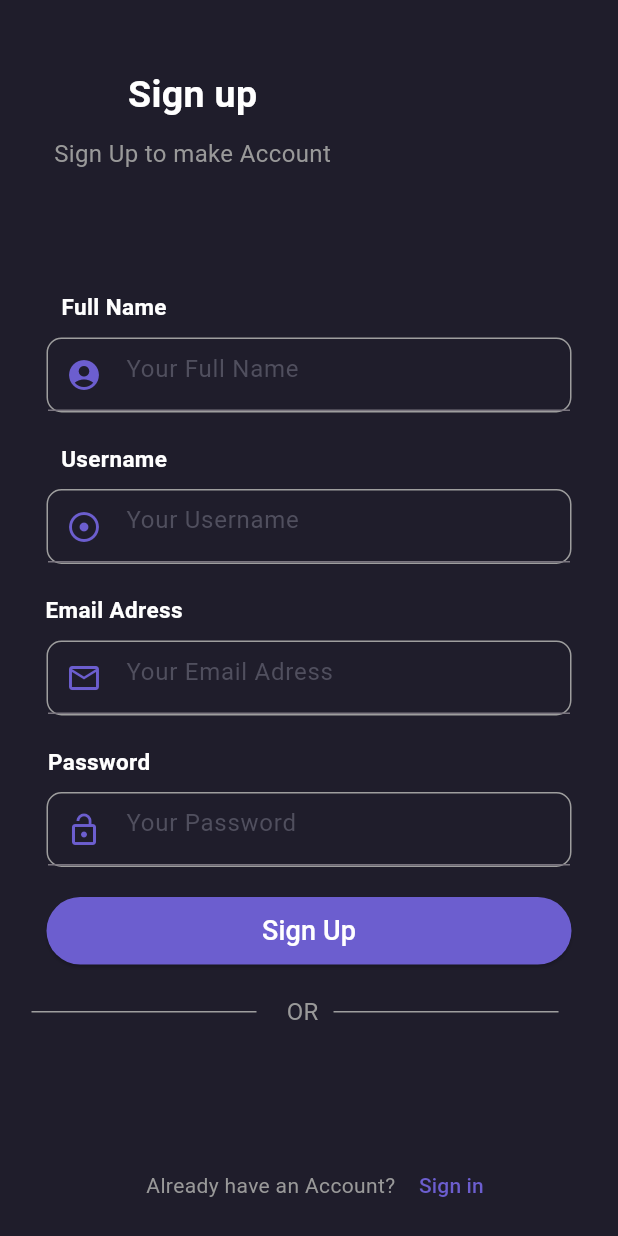
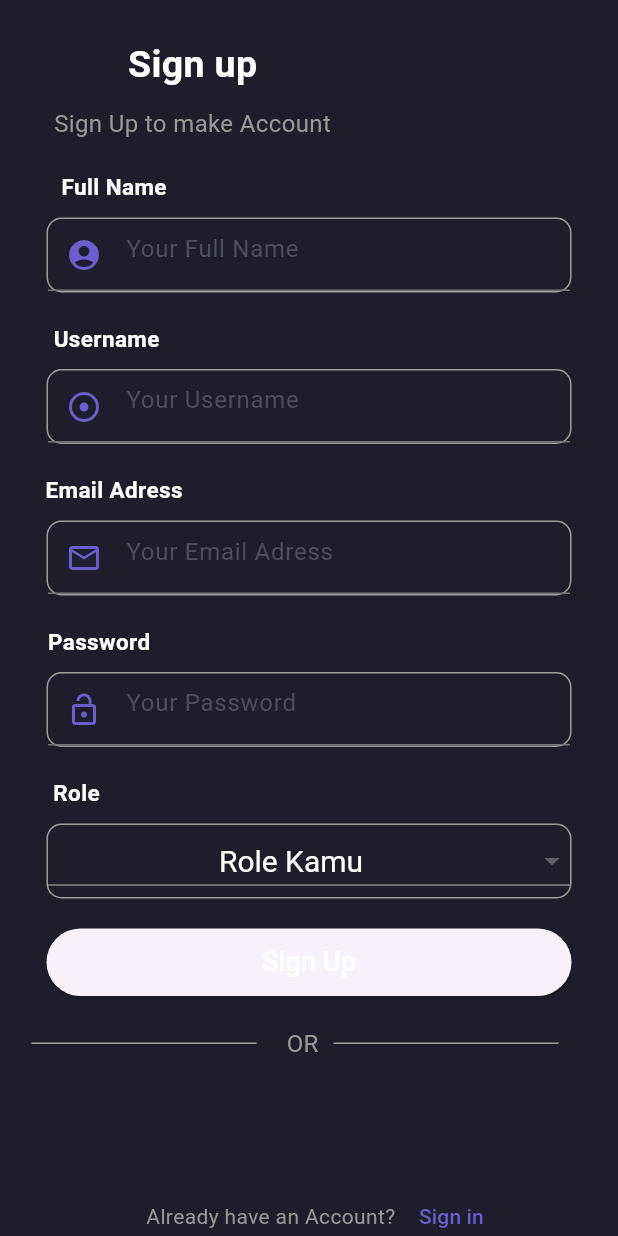
Before and after one commit to MickyPutraVieddy/Retail_Shoes, a Flutter app: the daftarscreen screen opened by its route, on a phone screen of 412 x 824 dp. Run offline on Flutter 3.47's test engine with Material 3 defaults, Android fonts, the phone set to English and light mode, and no system bars; our stand-ins replace carousel_slider, cloud_firestore, curved_navigation_bar, firebase_auth, firebase_core, flutter_svg and 4 more; missing offline and left inert: flutter_barcode_scanner; accounts and stored records are empty; network calls fail.

```diff
--- a/retail_shoes/lib/models/screen/authentication/authentation.dart
+++ b/retail_shoes/lib/models/screen/authentication/authentation.dart
@@ -23,6 +23,10 @@ class AuthenticationController extends GetxController {
   TextEditingController passwordControllerSignup = TextEditingController();
   TextEditingController usernameController = TextEditingController();
   TextEditingController fullnameController = TextEditingController();
+
+// ini untuk bypass data semisal ada valuenya mengggunakan RX
+
+  RxString selectedRole = RxString("");
 
   var daftar = Get.find<daftarscreen>;
 
@@ -128,9 +132,12 @@ class AuthenticationController extends GetxController {
           'email': email,
           'photoUrl': '',
           'userName': userName,
-          'uid': userCredential.user!.uid
+          'uid': userCredential.user!.uid,
+          'role': selectedRole.value
         });
       }
+
+      print("Datanya terdaftar $userCredential");
 
       Get.toNamed('/page2');
       // ini method untuk texteditingcontroller ketika inputanya sesuah login
@@ -218,6 +225,12 @@ class AuthenticationController extends GetxController {
         // Handle accordingly (e.g., show a generic error message)
       }
     }
+
+    // ini buat login Seller
+    try {
+      CollectionReference loginSeller =
+          FirebaseFirestore.instance.collection('loginSeller');
+    } catch (error) {}
   }
 
 // ini untuk fungsi logoutnya
--- a/retail_shoes/lib/models/screen/loginscreen/daftarscreen.dart
+++ b/retail_shoes/lib/models/screen/loginscreen/daftarscreen.dart
@@ -2,6 +2,7 @@ import 'package:flutter/material.dart';
 import 'package:retail_shoes/models/colour/colour.dart';
 import 'package:get/get.dart';
 import 'package:retail_shoes/models/screen/authentication/authentation.dart';
+import 'package:retail_shoes/models/screen/dashboard/dashboard.dart';
 
 class daftarscreen extends StatefulWidget {
   const daftarscreen({super.key});
@@ -11,11 +12,23 @@ class daftarscreen extends StatefulWidget {
 }
 
 class _daftarscreenState extends State<daftarscreen> {
+  // lalu membypass nya di sini tinggal pilih RXnya
   final authC = Get.find<AuthenticationController>();
+  // untuk bypass datanya menggunakan rx
+  final roleData = Get.find<homebody>();
   // membuat visible
   var _isvisible = true;
   // membuat obscure text
   var _obscure = false;
+
+  // untuk default dropdown
+  List<String> valueDropdown = [
+    'User',
+    'Seller',
+  ];
+
+  String? selected;
+
   @override
   Widget build(BuildContext context) {
     // final Textedit = TextEditingController();
@@ -34,7 +47,7 @@ class _daftarscreenState extends State<daftarscreen> {
         child: Column(
           children: [
             SizedBox(
-              height: 45,
+              height: 25,
             ),
             Container(
               padding: EdgeInsets.only(
@@ -65,7 +78,7 @@ class _daftarscreenState extends State<daftarscreen> {
               ]),
             ),
             SizedBox(
-              height: 80,
+              height: 20,
             ),
             Padding(
               padding: const EdgeInsets.only(right: 260),
@@ -104,7 +117,7 @@ class _daftarscreenState extends State<daftarscreen> {
               height: 20,
             ),
             Padding(
-              padding: const EdgeInsets.only(right: 260),
+              padding: const EdgeInsets.only(right: 270),
               child: Text(
                 "Username",
                 style: TextStyle(
@@ -226,14 +239,69 @@ class _daftarscreenState extends State<daftarscreen> {
             SizedBox(
               height: 20,
             ),
+            Padding(
+              padding: const EdgeInsets.only(right: 310),
+              child: Text(
+                "Role",
+                style: TextStyle(
+                    fontWeight: FontWeight.bold,
+                    fontSize: 15,
+                    color: Colors.white),
+              ),
+            ),
+            SizedBox(
+              height: 10,
+            ),
+            Center(
+                child: Container(
+              // alignment: Alignment.center,
+              decoration: BoxDecoration(
+                  borderRadius: BorderRadius.circular(10),
+                  border: Border.all(width: 1, color: Colors.grey)),
+              height: 50,
+              width: 350,
+              child: DropdownButton(
+                style: TextStyle(color: Colors.black),
+                isExpanded: true,
+                alignment: Alignment.center,
+                hint: Text(
+                  "Role Kamu",
+                  style: TextStyle(fontSize: 20, color: Colors.white),
+                ),
+                value: selected,
+                items: valueDropdown.map((value) {
+                  return DropdownMenuItem(
+                    alignment: Alignment.center,
+                    child: Text(value,
+                        style: TextStyle(
+                          fontSize: 20,
+                          color: value == selected
+                              ? Colors.white // Selected item color
+                              : Colors.black, // Default item color),
+                        )),
+                    value: value,
+                  );
+                }).toList(),
+                onChanged: (value) {
+                  setState(() {
+                    selected = value;
+                    authC.selectedRole.value = value!;
+                    // roleData.
+                  });
+                },
+              ),
+            )),
+            SizedBox(
+              height: 20,
+            ),
             Container(
               height: 45,
               decoration:
                   BoxDecoration(borderRadius: BorderRadius.circular(100)),
               width: 350,
               child: ElevatedButton(
-                style: ElevatedButton.styleFrom(
-                    primary: Color(hexcolour("#6C5ECF"))),
+                // style: ElevatedButton.styleFrom(
+                //     primary: Color(hexcolour("#6C5ECF"))),
                 onPressed: () {
                   // authC.Signup(, Username, Email, Password)
                   authC.signUp();
--- a/retail_shoes/lib/models/screen/navigationlist/basket.dart
+++ b/retail_shoes/lib/models/screen/navigationlist/basket.dart
@@ -84,8 +84,8 @@ class basketscreen extends StatelessWidget {
                               decoration: BoxDecoration(
                                   borderRadius: BorderRadius.circular(40)),
                               child: ElevatedButton(
-                                  style: ElevatedButton.styleFrom(
-                                      primary: Color(hexcolour("#6C5ECF"))),
+                                  // style: ElevatedButton.styleFrom(
+                                  //     primary: Color(hexcolour("#6C5ECF"))),
                                   onPressed: () {},
                                   child: Text(
                                     "Explore Store",
--- a/retail_shoes/lib/models/screen/navigationlist/chatbar.dart
+++ b/retail_shoes/lib/models/screen/navigationlist/chatbar.dart
@@ -84,8 +84,8 @@ class chatscreen extends StatelessWidget {
                               decoration: BoxDecoration(
                                   borderRadius: BorderRadius.circular(40)),
                               child: ElevatedButton(
-                                  style: ElevatedButton.styleFrom(
-                                      primary: Color(hexcolour("#6C5ECF"))),
+                                  // style: ElevatedButton.styleFrom(
+                                  //     primary: Color(hexcolour("#6C5ECF"))),
                                   onPressed: () {},
                                   child: Text(
                                     "Explore Store",
--- a/retail_shoes/lib/models/screen/navigationlist/favorite.dart
+++ b/retail_shoes/lib/models/screen/navigationlist/favorite.dart
@@ -84,8 +84,8 @@ class favoritescreen extends StatelessWidget {
                               decoration: BoxDecoration(
                                   borderRadius: BorderRadius.circular(40)),
                               child: ElevatedButton(
-                                  style: ElevatedButton.styleFrom(
-                                      primary: Color(hexcolour("#6C5ECF"))),
+                                  // style: ElevatedButton.styleFrom(
+                                  //     primary: Color(hexcolour("#6C5ECF"))),
                                   onPressed: () {},
                                   child: Text(
                                     "Explore Store",
--- a/retail_shoes/pubspec.yaml
+++ b/retail_shoes/pubspec.yaml
@@ -75,6 +75,10 @@ dev_dependencies:
   #google sign
   google_sign_in: ^6.1.6
 
+  # untuk barcode
+  flutter_barcode_scanner: ^2.0.0
+
+
   # json
   json_serializable: ^6.7.1
 
```
Also changed, not shown: retail_shoes/lib/main.dart (+9 -5 lines), retail_shoes/lib/models/screen/dashboard/dashboard.dart (+27 -11 lines), retail_shoes/lib/models/screen/listshoes/allshoes.dart (+48 -30 lines), retail_shoes/lib/models/screen/loginscreen/loginscreen.dart (+4 -4 lines), retail_shoes/lib/models/screen/profile/profile.dart (+33 -2 lines), retail_shoes/lib/models/screen/qrscanner/scanner.dart (added, +68 -0 lines), retail_shoes/pubspec.lock, 1 other file.
